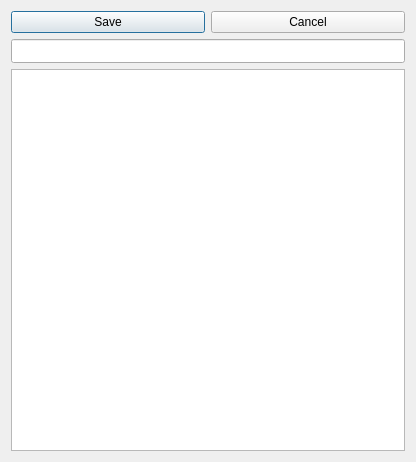
Old version of the form chronicon/ui/config-edit.ui in the repository berndhs/chronicon.
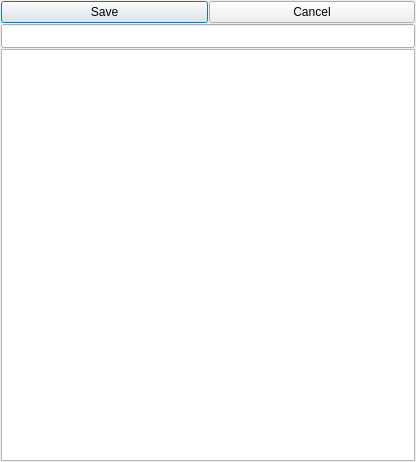
New version of the form. Icons and pictures are not drawn.

Commit message: smaller margins for more content, next version number

Patch:
```diff
--- a/chronicon/ui/config-edit.ui
+++ b/chronicon/ui/config-edit.ui
@@ -94,6 +94,7 @@
    </item>
   </layout>
  </widget>
+ <layoutdefault spacing="1" margin="1"/>
  <resources>
   <include location="../chronicon.qrc"/>
  </resources>
```
Left out of the diff: 1 changed line with no effect on the pictures. The commit also changes 12 other files.
